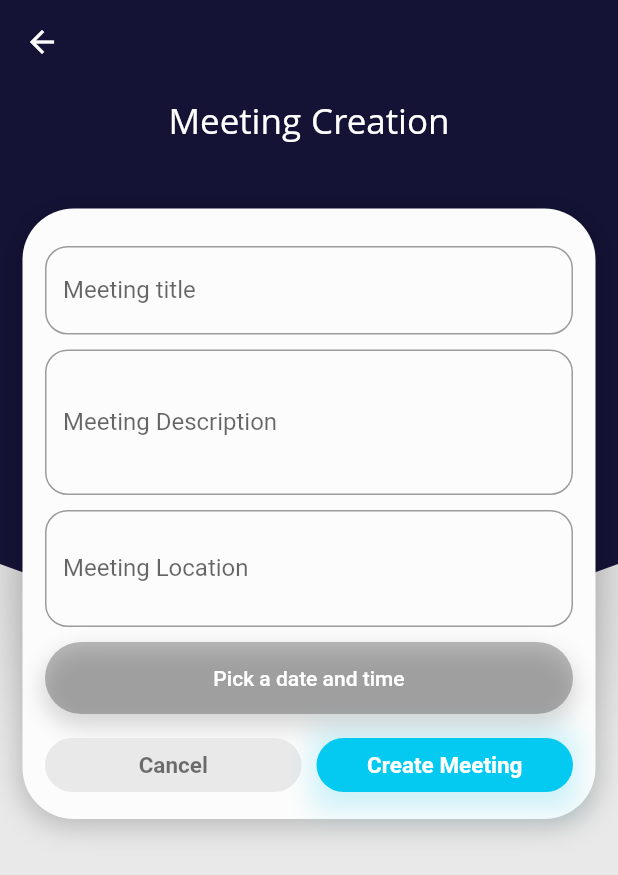
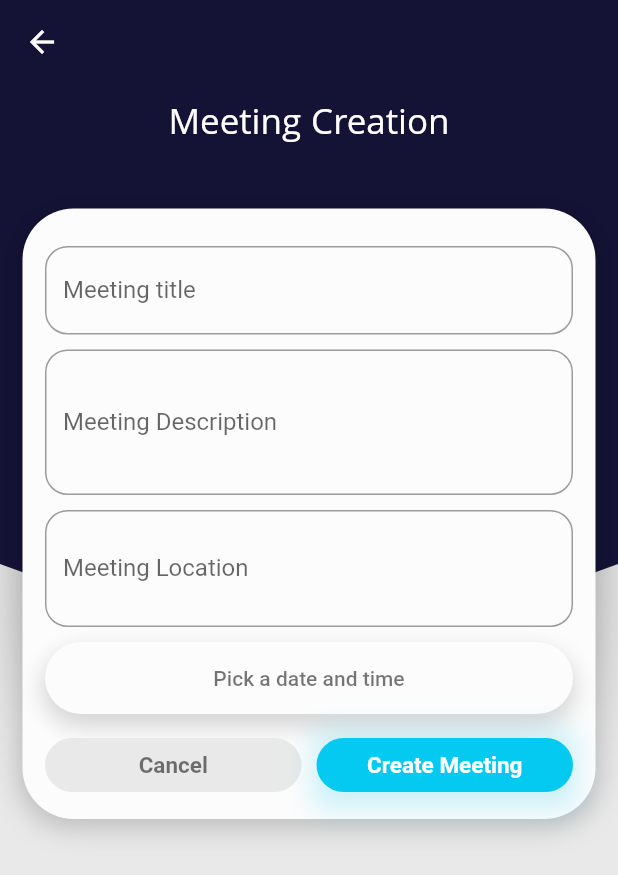
Before and after one commit to bdasgupta02/workly, a Flutter app: the MeetingFormPage screen opened directly with empty values, on a phone screen of 412 x 824 dp. Shown: the top 875 px of the screen. Run offline on Flutter 3.47's test engine with Material 2 defaults, Android fonts, the phone set to English and light mode, and no system bars; our stand-ins replace cloud_firestore, firebase_auth, firebase_messaging, firebase_storage, flutter_local_notifications, image_picker and 1 more; accounts and stored records are empty.

Commit message:
debugged meeting view page

```diff
--- a/workly/lib/screens/meeting_form.dart
+++ b/workly/lib/screens/meeting_form.dart
@@ -6,23 +6,9 @@ import 'package:intl/intl.dart';
 
 class MeetingFormPage extends StatelessWidget {
   final ProjectDatabase database;
-  // final bool edit;
-  // final String meetingName;
-  // final String meetingDescription;
-  // final String meetingDeadline;
-  // final int meetingPriority;
-  // final String meetingId;
-  // final Function refresh;
 
   MeetingFormPage({
     @required this.database,
-    // @required this.edit,
-    // this.meetingName,
-    // this.meetingDescription,
-    // this.meetingDeadline,
-    // this.meetingPriority,
-    // this.meetingId,
-    // this.refresh,
   });
 
   @override
@@ -69,13 +55,6 @@ class MeetingFormPage extends StatelessWidget {
                     child: Container(
                       child: MeetingForm(
                         database: database,
-                        // edit: edit,
-                        // meetingName: meetingName,
-                        // meetingDescription: meetingDescription,
-                        // meetingDeadline: meetingDeadline,
-                        // meetingPriority: meetingPriority,
-                        // meetingId: meetingId,
-                        // refresh: refresh,
                       ),
                     ),
                   ),
@@ -94,23 +73,9 @@ _MeetingFormState meetingFormState;
 
 class MeetingForm extends StatefulWidget {
   final ProjectDatabase database;
-  // final bool edit;
-  // final String meetingName;
-  // final String meetingDescription;
-  // final String meetingDeadline;
-  // final int meetingPriority;
-  // final String meetingId;
-  // final Function refresh;
 
   MeetingForm({
     @required this.database,
-    // @required this.edit,
-    // this.meetingName,
-    // this.meetingDescription,
-    // this.meetingDeadline,
-    // this.meetingPriority,
-    // this.meetingId,
-    // this.refresh,
   });
 
   @override
@@ -372,7 +337,7 @@ class _MeetingFormState extends State<MeetingForm> {
   Widget _meetingDeadlineField() {
     return Container(
       decoration: BoxDecoration(
-        color: Colors.black26,
+        color: Color(0xFFFCFCFC),
         borderRadius: BorderRadius.all(Radius.circular(35)),
         boxShadow: [
           BoxShadow(
@@ -394,7 +359,7 @@ class _MeetingFormState extends State<MeetingForm> {
           _meetingDate == null ? "Pick a date and time" : "Scheduled on: " + _meetingDate,
           style: TextStyle(
             fontFamily: "Roboto",
-            color: Colors.white,
+            color: _meetingDate == null ? Colors.black54 : Colors.black87,
             fontSize: 14,
           ),
         ),
--- a/workly/lib/screens/meeting_view.dart
+++ b/workly/lib/screens/meeting_view.dart
@@ -224,10 +224,11 @@ class _MeetingViewState extends State<MeetingView> {
   void deleteMeeting(Alternative alt) {
     if (alt == null) {
       widget.database.deleteMeeting(widget.title, widget.meetingId);
+      Navigator.of(context).pop();
     } else {
       widget.database.deleteMeetingAlt(widget.title, widget.meetingId, alt.alternativeId, alt.dateString, alt.timeString);
+      getAlternative();
     }
-    Navigator.of(context).pop();
   }
 
   void saveMeeting(String title, String desc, String location, String date, String time) {
```
